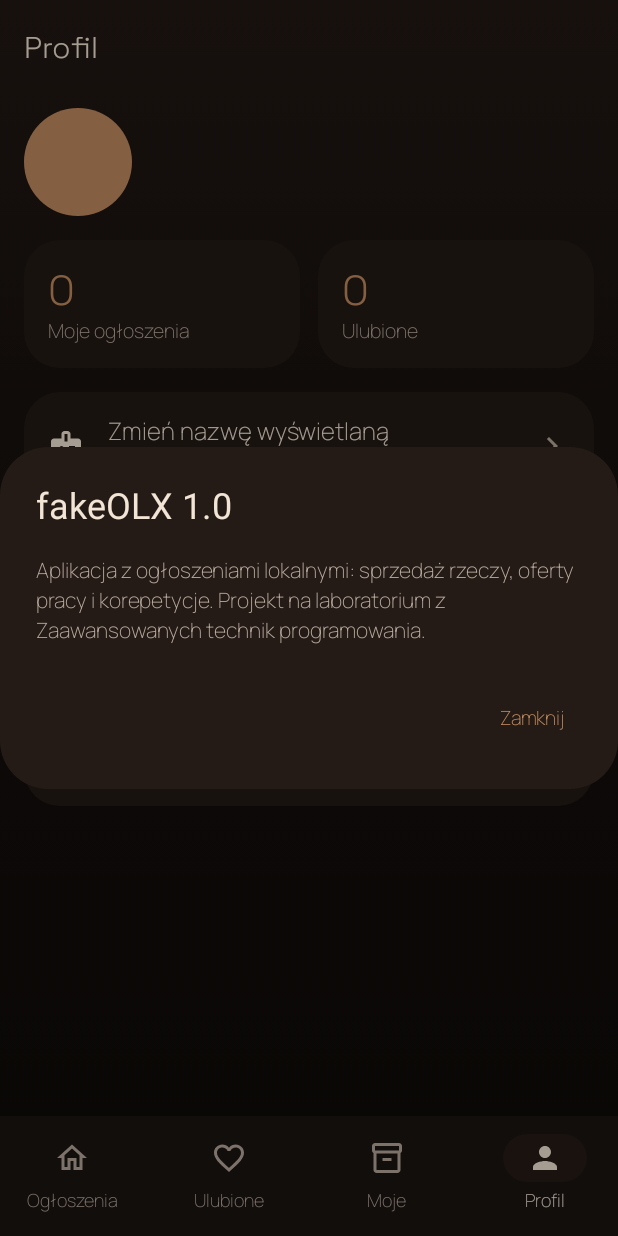
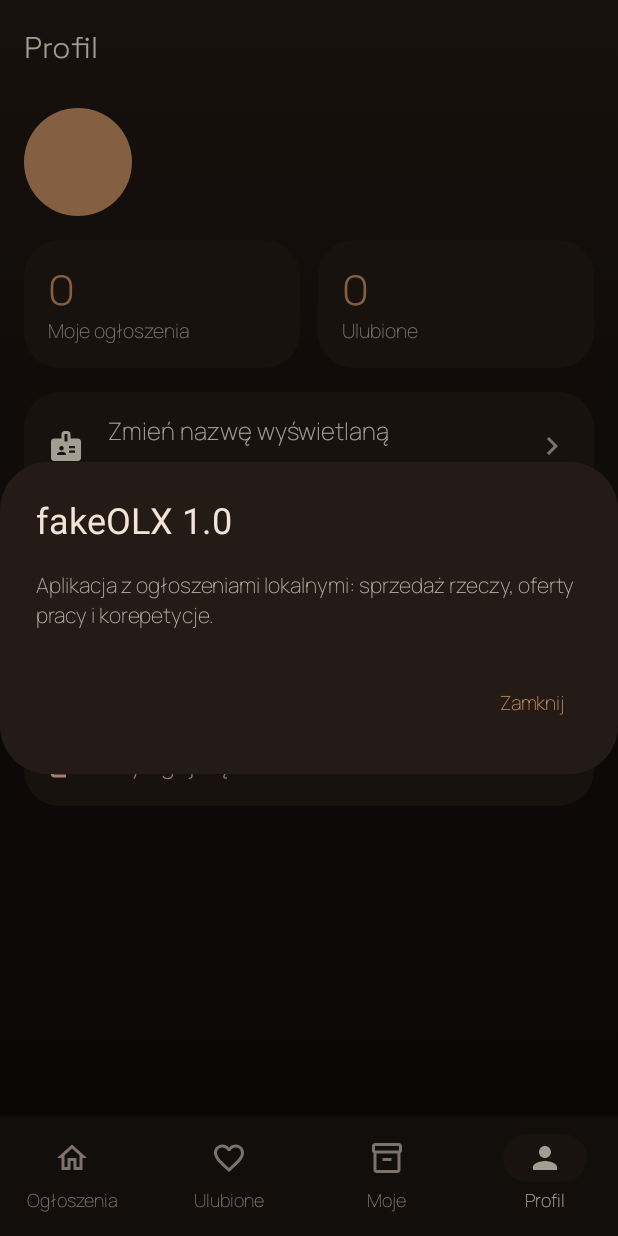
Before and after one commit to Mafu2k/fakeOLX, an Android app built with Jetpack Compose: the ProfilScreen screen opened through its navigation route, after a tap on "O aplikacji", on a phone screen of 412 x 824 dp. Run offline under Robolectric (Android 15) with nearby library versions, the phone set to English and light mode, and no system bars; our stand-ins replace Firebase (no records; nobody signed in at launch, a user with empty details on screens opened directly); pictures from the network do not load.

Commit message:
Aktualizacja profilu

```diff
--- a/app/src/main/java/com/example/fakeolx/ui/screens/ProfilScreen.kt
+++ b/app/src/main/java/com/example/fakeolx/ui/screens/ProfilScreen.kt
@@ -164,10 +164,7 @@ fun ProfilScreen(
             onDismissRequest = { openDialog = null },
             title = { Text("fakeOLX ${BuildConfig.VERSION_NAME}") },
             text = {
-                Text(
-                    "Aplikacja z ogłoszeniami lokalnymi: sprzedaż rzeczy, oferty pracy i korepetycje. " +
-                        "Projekt na laboratorium z Zaawansowanych technik programowania."
-                )
+                Text("Aplikacja z ogłoszeniami lokalnymi: sprzedaż rzeczy, oferty pracy i korepetycje.")
             },
             confirmButton = {
                 TextButton(onClick = { openDialog = null }) { Text("Zamknij") }
```
